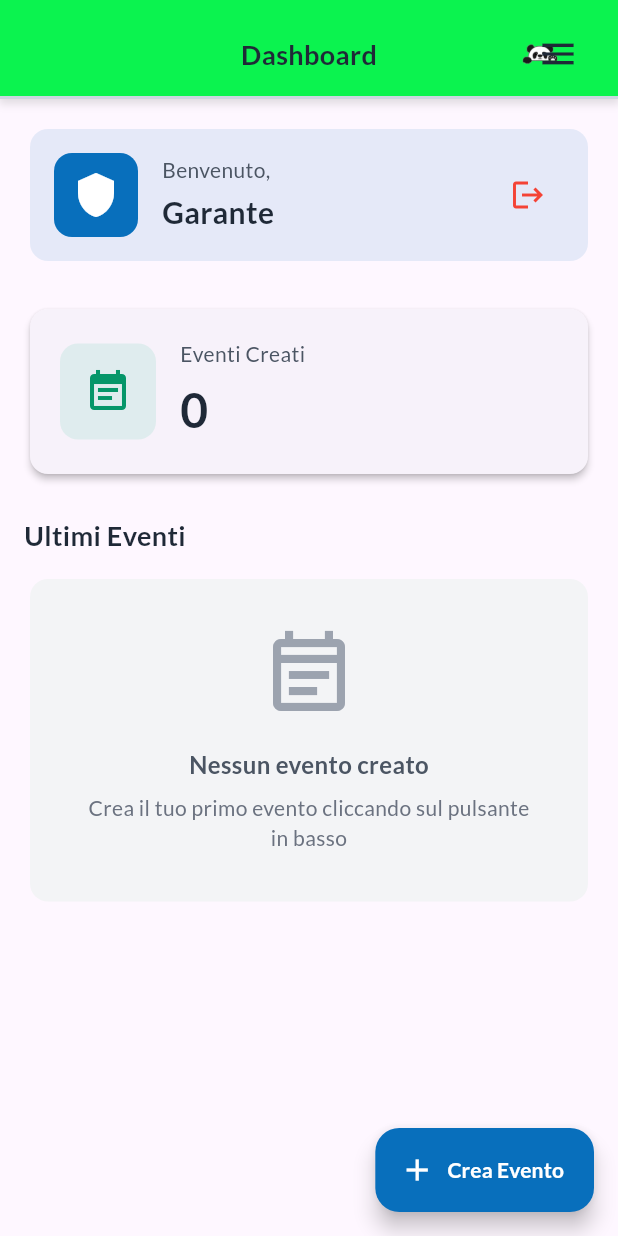
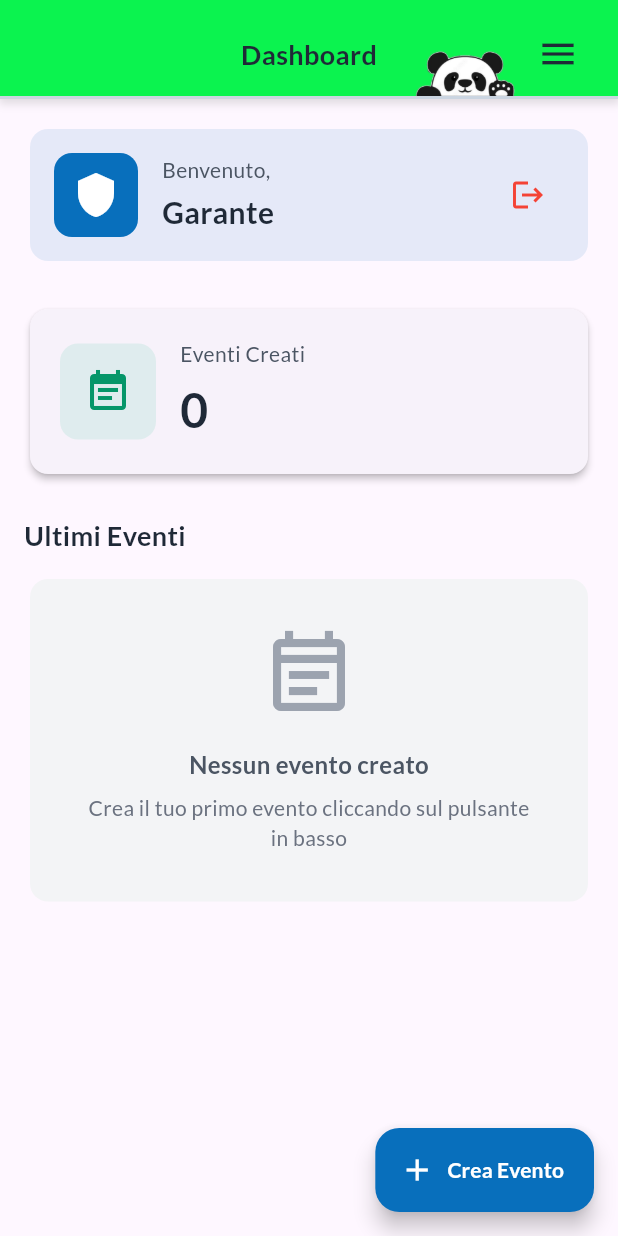
Before and after one commit to nynuz/pandalex, a Flutter app: the AreaGarantiDashboardScreen screen opened directly, on a phone screen of 412 x 824 dp. Run offline on Flutter 3.47's test engine with Material 3 defaults, Android fonts, the phone set to English and light mode, and no system bars; our stand-ins replace email_validator, flutter_dotenv, flutter_html, geocoding, geolocator, google_fonts and 4 more; missing offline and left inert: flutter_email_sender, fuzzywuzzy; accounts and stored records are empty.

Commit message:
fix panda position in top bar

```diff
--- a/lib/widgets/top_bar.dart
+++ b/lib/widgets/top_bar.dart
@@ -89,13 +89,13 @@ class TopBar extends StatelessWidget implements PreferredSizeWidget {
 
                   // Logo panda
                   Positioned(
-                    right: 24,
+                    right: 48,
                     top: 0,
-                    bottom: 0,
+                    bottom: -32,
                     child: Image.asset(
                       'assets/images/logo.png',
                       //height: 28,
-                      width: 28,
+                      width: 80,
                     ),
                   ),
 
```
